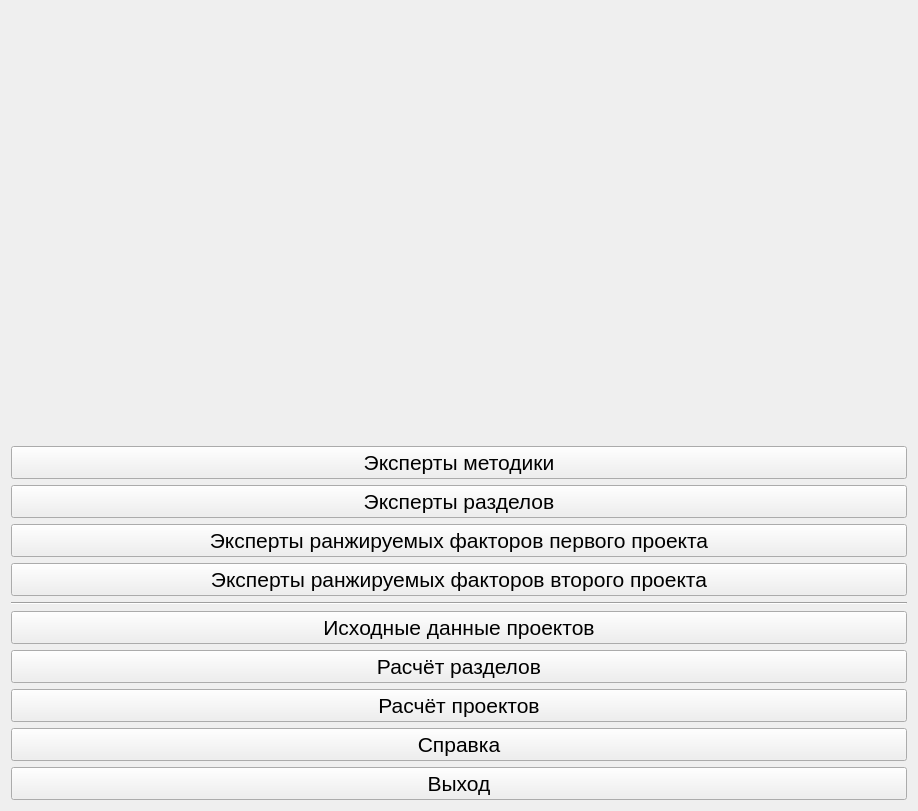
This is expertreviewlib/modechooser.ui in AndreyMlashkin/ExpertReview as Qt 5 draws it before an edit. The edited form follows.
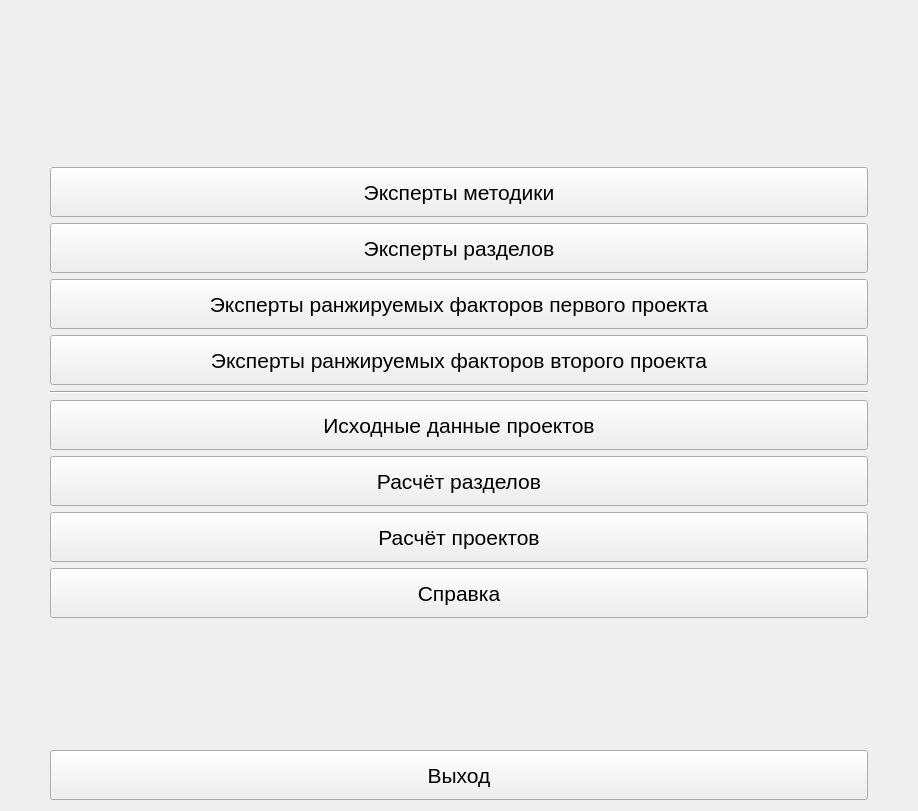
This is the edited form.

The edit to the form file:
```diff
--- a/expertreviewlib/modechooser.ui
+++ b/expertreviewlib/modechooser.ui
@@ -14,6 +14,12 @@
    <string>Выбор режима</string>
   </property>
   <layout class="QVBoxLayout" name="verticalLayout">
+   <property name="leftMargin">
+    <number>50</number>
+   </property>
+   <property name="rightMargin">
+    <number>50</number>
+   </property>
    <item alignment="Qt::AlignHCenter">
     <widget class="QLabel" name="projectComparison">
      <property name="font">
@@ -28,8 +34,27 @@
      </property>
     </widget>
    </item>
+   <item>
+    <spacer name="verticalSpacer_2">
+     <property name="orientation">
+      <enum>Qt::Vertical</enum>
+     </property>
+     <property name="sizeHint" stdset="0">
+      <size>
+       <width>20</width>
+       <height>40</height>
+      </size>
+     </property>
+    </spacer>
+   </item>
    <item>
     <widget class="QPushButton" name="metodicJudges">
+     <property name="minimumSize">
+      <size>
+       <width>0</width>
+       <height>50</height>
+      </size>
+     </property>
      <property name="font">
       <font>
        <pointsize>16</pointsize>
@@ -42,6 +67,12 @@
    </item>
    <item>
     <widget class="QPushButton" name="sectionJudges">
+     <property name="minimumSize">
+      <size>
+       <width>0</width>
+       <height>50</height>
+      </size>
+     </property>
      <property name="font">
       <font>
        <pointsize>16</pointsize>
@@ -54,6 +85,12 @@
    </item>
    <item>
     <widget class="QPushButton" name="rangedConstantsJudges1">
+     <property name="minimumSize">
+      <size>
+       <width>0</width>
+       <height>50</height>
+      </size>
+     </property>
      <property name="font">
       <font>
        <pointsize>16</pointsize>
@@ -66,6 +103,12 @@
    </item>
    <item>
     <widget class="QPushButton" name="rangedConstantsJudges2">
+     <property name="minimumSize">
+      <size>
+       <width>0</width>
+       <height>50</height>
+      </size>
+     </property>
      <property name="font">
       <font>
        <pointsize>16</pointsize>
@@ -85,6 +128,12 @@
    </item>
    <item>
     <widget class="QPushButton" name="sourceData">
+     <property name="minimumSize">
+      <size>
+       <width>0</width>
+       <height>50</height>
+      </size>
+     </property>
      <property name="font">
       <font>
        <pointsize>16</pointsize>
@@ -97,6 +146,12 @@
    </item>
    <item>
     <widget class="QPushButton" name="sectionsCalculation">
+     <property name="minimumSize">
+      <size>
+       <width>0</width>
+       <height>50</height>
+      </size>
+     </property>
      <property name="font">
       <font>
        <pointsize>16</pointsize>
@@ -109,6 +164,12 @@
    </item>
    <item>
     <widget class="QPushButton" name="calculation">
+     <property name="minimumSize">
+      <size>
+       <width>0</width>
+       <height>50</height>
+      </size>
+     </property>
      <property name="font">
       <font>
        <pointsize>16</pointsize>
@@ -121,6 +182,12 @@
    </item>
    <item>
     <widget class="QPushButton" name="help">
+     <property name="minimumSize">
+      <size>
+       <width>0</width>
+       <height>50</height>
+      </size>
+     </property>
      <property name="font">
       <font>
        <pointsize>16</pointsize>
@@ -131,8 +198,27 @@
      </property>
     </widget>
    </item>
+   <item>
+    <spacer name="verticalSpacer">
+     <property name="orientation">
+      <enum>Qt::Vertical</enum>
+     </property>
+     <property name="sizeHint" stdset="0">
+      <size>
+       <width>20</width>
+       <height>40</height>
+      </size>
+     </property>
+    </spacer>
+   </item>
    <item>
     <widget class="QPushButton" name="exit">
+     <property name="minimumSize">
+      <size>
+       <width>0</width>
+       <height>50</height>
+      </size>
+     </property>
      <property name="font">
       <font>
        <pointsize>16</pointsize>
```
